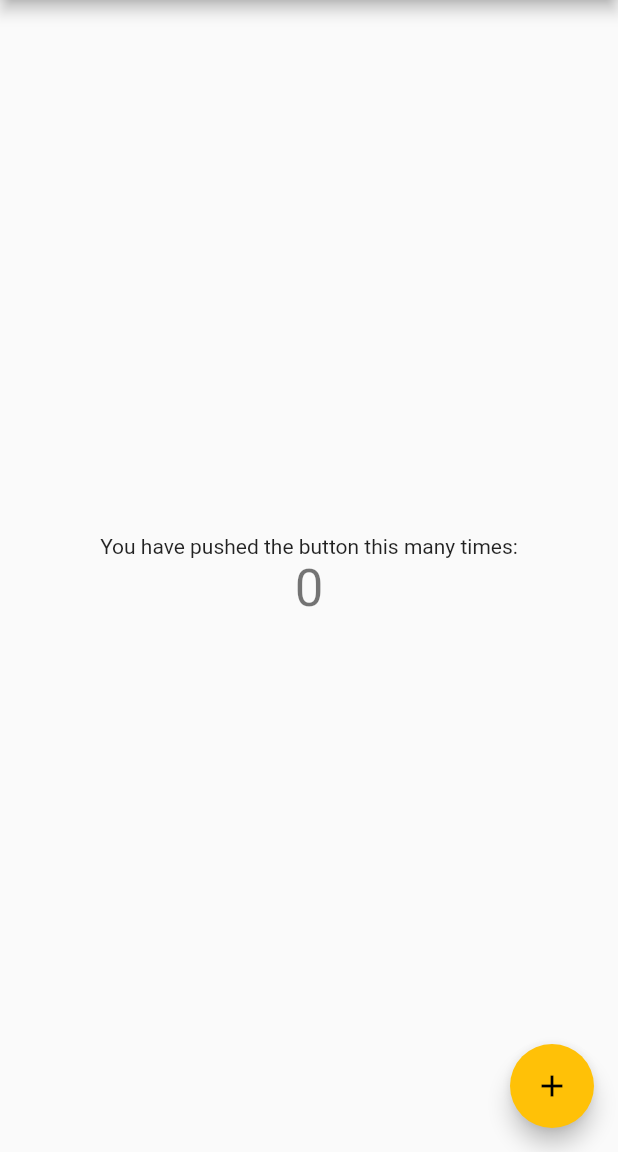
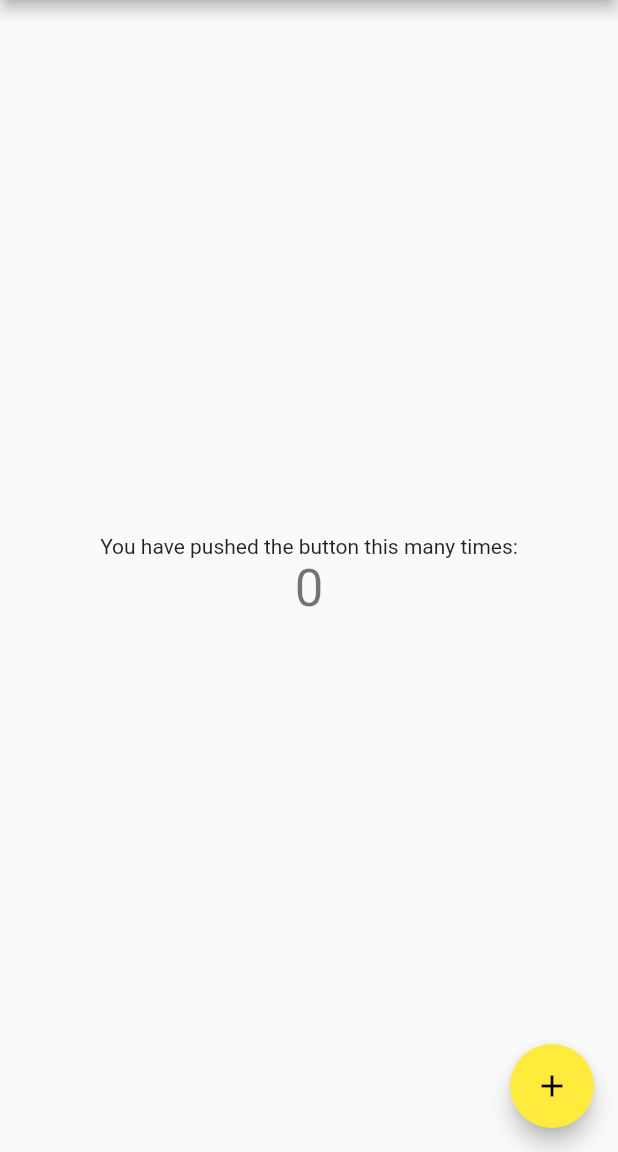
Before and after one commit to Eclypzz/AL3C, a Flutter app: the screen it shows after launch, on a phone screen of 412 x 824 dp, the part 84-1236 px from its top. Run offline on Flutter 3.47's test engine with Material 2 defaults, Android fonts, the phone set to English and light mode, and no system bars.

Commit message:
Test samir

```diff
--- a/lib/main.dart
+++ b/lib/main.dart
@@ -20,8 +20,6 @@ class MyApp extends StatelessWidget {
         // or simply save your changes to "hot reload" in a Flutter IDE).
         // Notice that the counter didn't reset back to zero; the application
         primarySwatch: Colors.yellow,
-
-        accentColor: Colors.amber,
 
         // closer together (more dense) than on mobile platforms.
         visualDensity: VisualDensity.adaptivePlatformDensity,
```
